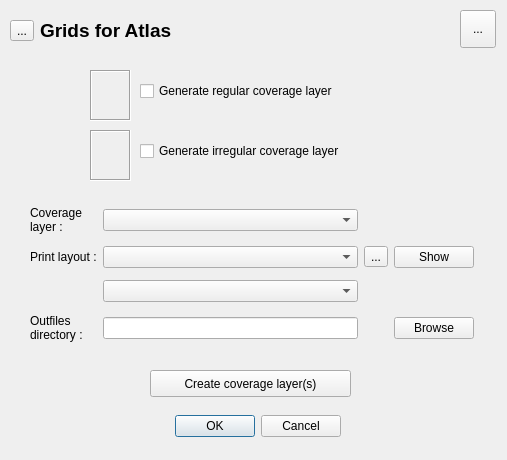
First picture: the form in ui_coveragebuilder.ui, repository AlisterH/coveragebuilder, before the edit.
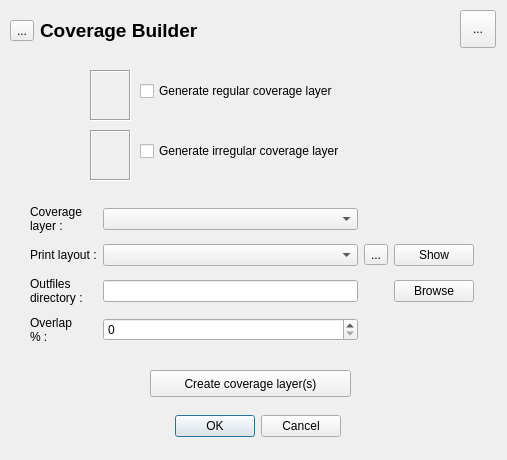
Second picture: the form after the edit. Icons and pictures are not drawn.

```diff
--- a/ui_coveragebuilder.ui
+++ b/ui_coveragebuilder.ui
@@ -101,6 +101,21 @@
       </property>
      </widget>
     </item>
+    <item row="5" column="2">
+     <widget class="QSpinBox" name="overlapInp">
+      <property name="value">
+       <number>0</number>
+      </property>
+     </widget>
+    </item>
+    <item row="5" column="0">
+     <widget class="QLabel" name="lblOverlap">
+      <property name="text">
+       <string>Overlap
+% :</string>
+      </property>
+     </widget>
+    </item>
     <item row="1" column="3">
      <widget class="QToolButton" name="btnUpdate">
       <property name="text">
@@ -137,9 +152,6 @@
     <item row="0" column="2">
      <widget class="QComboBox" name="cbbInLayer"/>
     </item>
-    <item row="2" column="2">
-     <widget class="QComboBox" name="cbbMap"/>
-    </item>
    </layout>
   </widget>
   <widget class="QPushButton" name="btnCreerSyno">
@@ -268,7 +280,7 @@
        </font>
       </property>
       <property name="text">
-       <string>Grids for Atlas</string>
+       <string>Coverage Builder</string>
       </property>
       <property name="textFormat">
        <enum>Qt::AutoText</enum>
```
Left out of the diff: 2 changed lines with no effect on the pictures.
